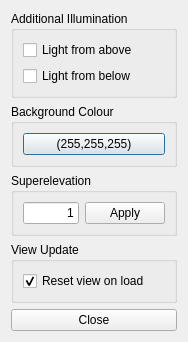
First picture: the form in VtkVis/VisPrefs.ui, repository ufz/ogs, before the edit.
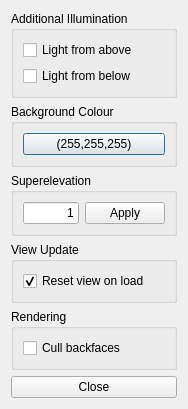
Second picture: the form after the edit. Custom widgets are drawn as their Qt base class.

Commit message: Added backface culling option under Visualization Settings.

What changed in the file:
```diff
--- a/VtkVis/VisPrefs.ui
+++ b/VtkVis/VisPrefs.ui
@@ -7,7 +7,7 @@
     <x>0</x>
     <y>0</y>
     <width>188</width>
-    <height>296</height>
+    <height>402</height>
    </rect>
   </property>
   <property name="windowTitle">
@@ -110,6 +110,25 @@
      </layout>
     </widget>
    </item>
+   <item>
+    <widget class="QGroupBox" name="groupBox">
+     <property name="title">
+      <string>Rendering</string>
+     </property>
+     <layout class="QVBoxLayout" name="verticalLayout_5">
+      <item>
+       <widget class="QCheckBox" name="cullBackfacesCheckBox">
+        <property name="toolTip">
+         <string>If enabled, all objects (such as triangles, quads) which normals are not pointing towards the view are not rendered.</string>
+        </property>
+        <property name="text">
+         <string>Cull backfaces</string>
+        </property>
+       </widget>
+      </item>
+     </layout>
+    </widget>
+   </item>
    <item>
     <widget class="QPushButton" name="closePushButton">
      <property name="text">
```
The commit also changes 8 other files.
